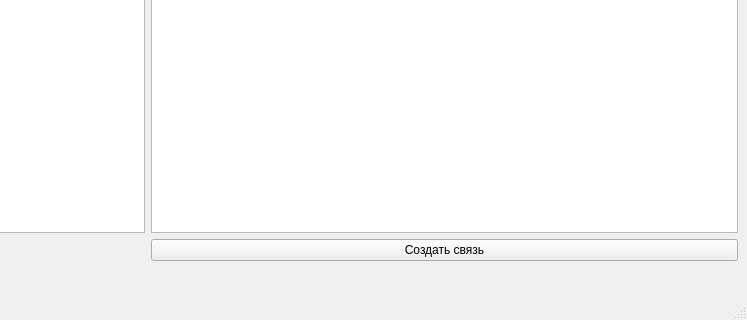
Old version of the form ui/mainwindow.ui in the repository denistred/coursework; both pictures show x 120 to 867 and y 231 to 551 of the 867 by 551 pixel window.
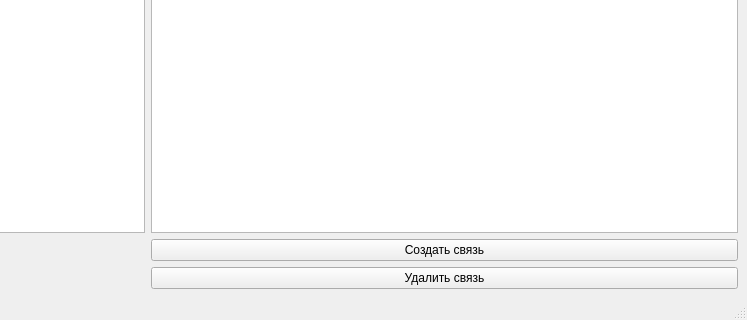
New version of the form. Custom widgets are drawn as their Qt base class.

Commit message: Relations load added

Patch:
```diff
--- a/ui/mainwindow.ui
+++ b/ui/mainwindow.ui
@@ -42,6 +42,13 @@
       </property>
      </widget>
     </item>
+    <item row="2" column="1">
+     <widget class="QPushButton" name="removeRelationButton">
+      <property name="text">
+       <string>Удалить связь</string>
+      </property>
+     </widget>
+    </item>
    </layout>
   </widget>
   <widget class="QMenuBar" name="menubar">
```
The commit also changes 11 other files.
